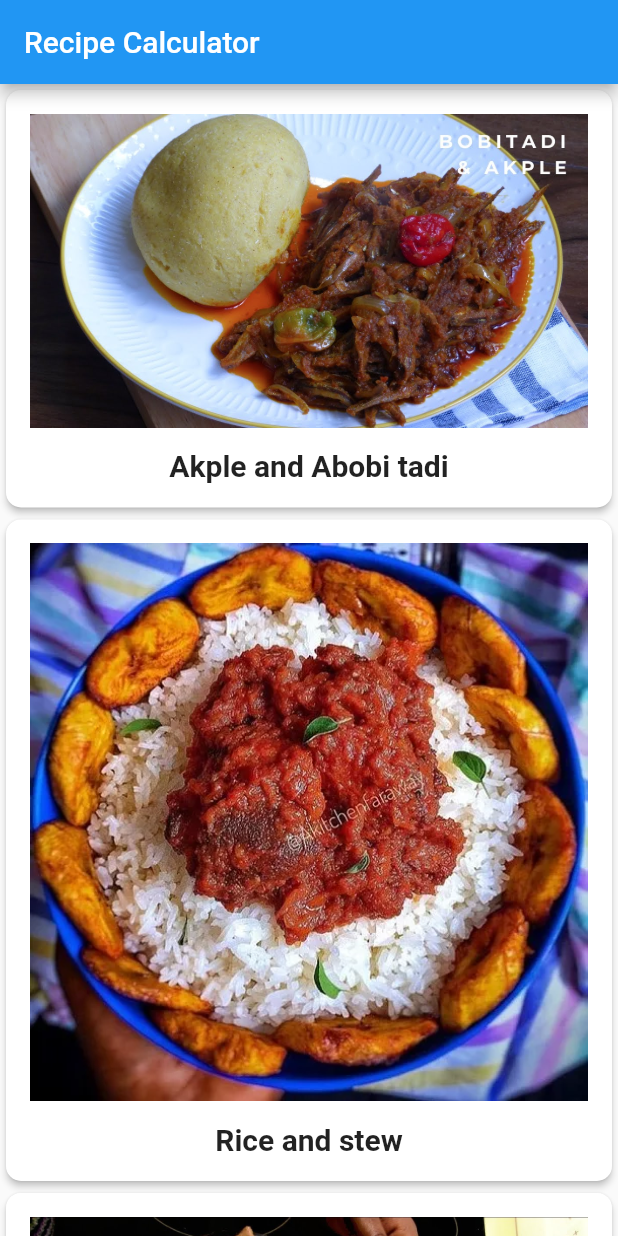
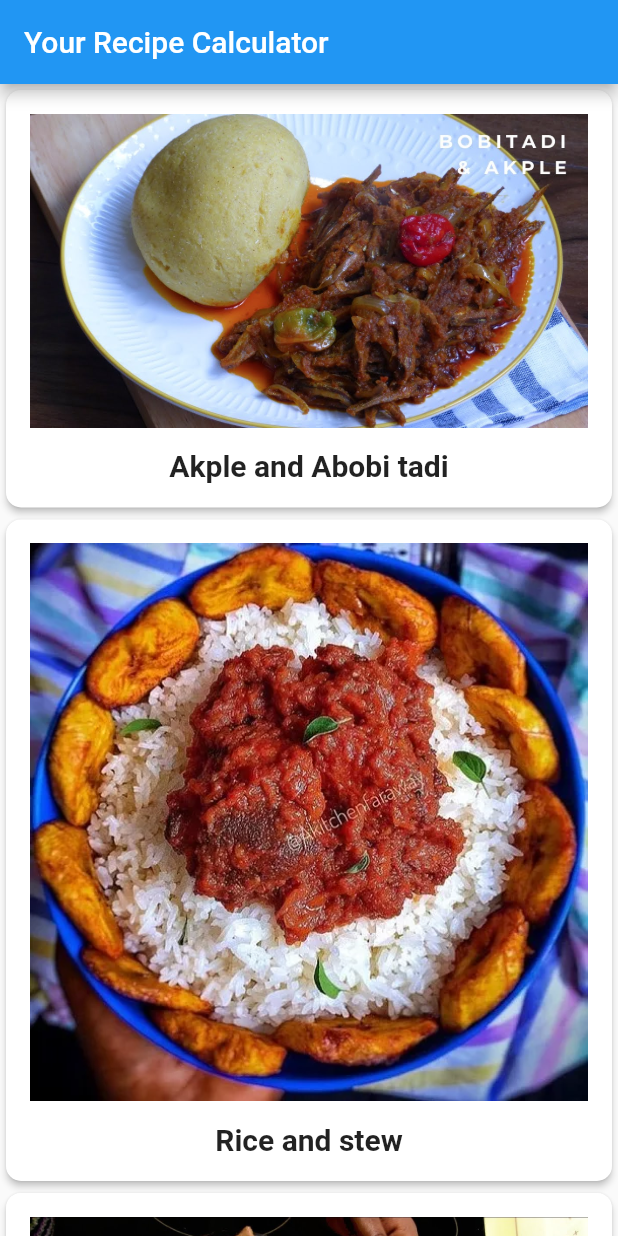
Before and after one commit to SethMegbetor/recipe-calculator-app, a Flutter app: the screen it shows after launch, on a phone screen of 412 x 824 dp. Run offline on Flutter 3.47's test engine with Material 2 defaults, Android fonts, the phone set to English and light mode, and no system bars; Roboto replaces fonts that are missing (Palatino).

Commit message:
end of project for now, will update it later

```diff
--- a/lib/main.dart
+++ b/lib/main.dart
@@ -1,6 +1,7 @@
 import 'dart:ui';
 
 import 'package:flutter/material.dart';
+
 import 'recipe.dart';
 import 'recipe_detail.dart';
 
@@ -21,7 +22,7 @@ class RecipeApp extends StatelessWidget {
         colorScheme: theme.colorScheme
             .copyWith(primary: Colors.blue, secondary: Colors.black),
       ),
-      home: const MyHomePage(title: "Recipe Calculator"),
+      home: const MyHomePage(title: "Your Recipe Calculator"),
     );
   }
 }
```
